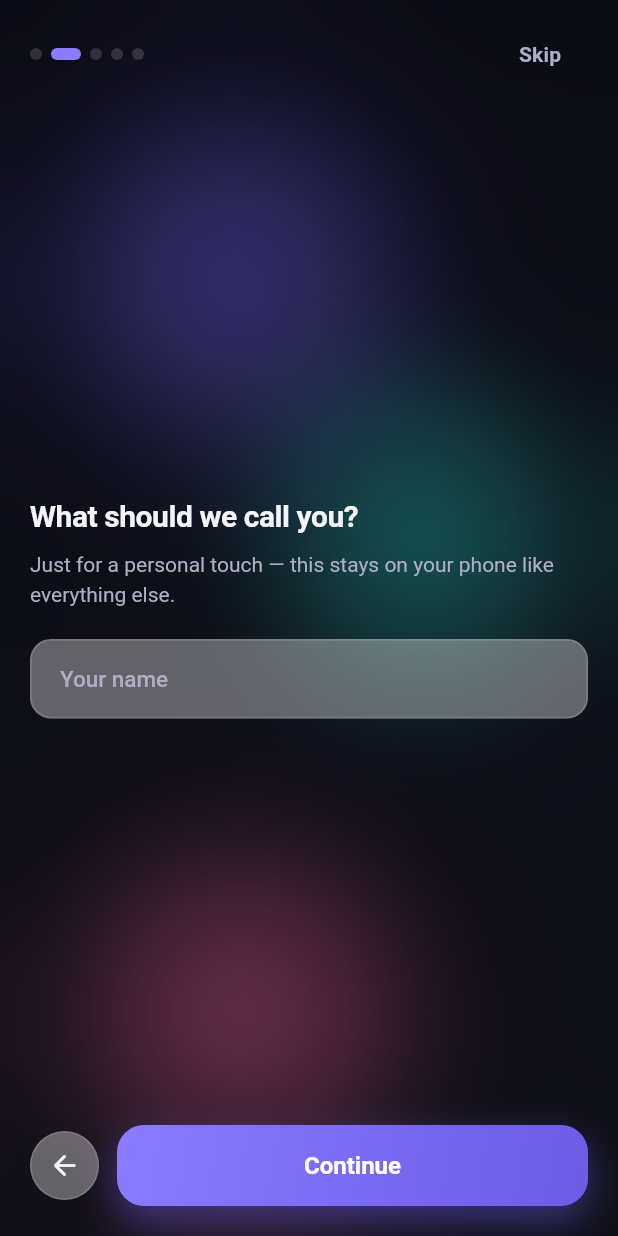
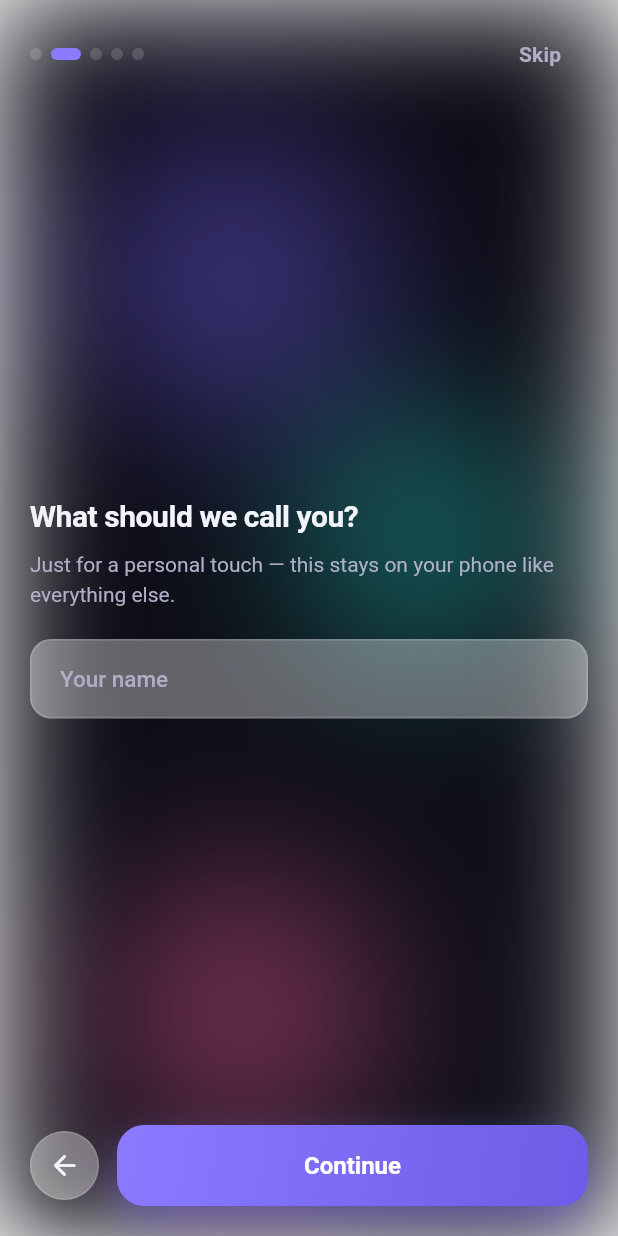
Before and after one commit to syedfarhan-596/Portfolio, a Flutter app: the screen it shows after launch, swiped to page 2, on a phone screen of 412 x 824 dp. Run offline on Flutter 3.47's test engine with Material 3 defaults, Android fonts, the phone set to English and light mode, and no system bars; our stand-ins replace csv, file_picker, flutter_contacts, flutter_local_notifications, flutter_riverpod, local_auth and 4 more; missing offline and left inert: another_telephony; accounts and stored records are empty.

Commit message:
Fix glass-effect ghosting: replace BackdropFilter with ImageFiltered
The app-wide shared blur layer used BackdropFilter, which samples the live
compositor scene behind it every frame — correct for blurring something
dynamic, but this background is 100% static. On-device screenshots showed
bottom-nav icons and other UI ghosting onto unrelated scrolled list rows,
matching a known class of Flutter engine bugs where BackdropFilter leaks
stale frames when scrolling content sits above it (notably on Impeller).

Switched to ImageFiltered, which blurs only its own subtree's rendered
pixels rather than sampling the backdrop, so it has nothing to leak from
elsewhere on screen — and since that subtree never changes, Flutter can
cache the blurred result instead of recomputing it every frame, which is
also strictly cheaper than the BackdropFilter it replaces.

Co-Authored-By: Claude Sonnet 5 <noreply@anthropic.com>
Claude-Session: https://claude.ai/code/session_01GXPjKUEj1eM6XiCTrLLKae

```diff
--- a/farhans-wallet-flutter/lib/core/app_info.dart
+++ b/farhans-wallet-flutter/lib/core/app_info.dart
@@ -2,4 +2,4 @@
 /// can show what's actually installed — useful for confirming a build is the
 /// one you think it is, since Android will silently keep an old APK around
 /// if a signature/install issue ever stops an update from landing.
-const String appVersionLabel = 'Pocket Flow v1.11.0 (13)';
+const String appVersionLabel = 'Pocket Flow v1.11.1 (14)';
--- a/farhans-wallet-flutter/lib/core/widgets/app_background.dart
+++ b/farhans-wallet-flutter/lib/core/widgets/app_background.dart
@@ -5,11 +5,24 @@ import '../theme/tokens.dart';
 /// Ambient gradient backdrop with softly coloured blobs, pre-blurred once
 /// behind the whole app. Everything "glassy" in the app (cards, sheets, the
 /// nav bar) is just a translucent fill sitting on top of this — none of
-/// them run their own BackdropFilter. A single blur paid once here, versus
-/// one per card, is what makes the frosted look affordable: the old design
-/// ran a BackdropFilter per card (and the background animated forever on
-/// top of that), which is what was costing real frames on lower-end
-/// devices. Static (no perpetual animation) for the same reason.
+/// them run their own blur. A single blur paid once here, versus one per
+/// card, is what makes the frosted look affordable: the old design ran a
+/// BackdropFilter per card (and the background animated forever on top of
+/// that), which is what was costing real frames on lower-end devices.
+/// Static (no perpetual animation) for the same reason.
+///
+/// Deliberately blurred with [ImageFiltered], not [BackdropFilter]:
+/// BackdropFilter blurs by sampling the live compositor scene behind it
+/// every frame, which is meant for blurring something dynamic (e.g. content
+/// scrolling behind a frosted pane). Since this background never changes,
+/// that sampling is both wasted work and — on some renderers (Impeller in
+/// particular) — prone to leaking stale frames from elsewhere on screen
+/// into the blur when scrolling content sits above it, which showed up as
+/// ghosted nav-bar icons bleeding onto list rows. ImageFiltered blurs only
+/// its own subtree's already-rendered pixels, so it has nothing to sample
+/// from the rest of the screen and can't ghost like that, and — since that
+/// subtree is static — Flutter can cache the blurred result instead of
+/// recomputing it every frame.
 class AppBackground extends StatelessWidget {
   final Widget child;
   const AppBackground({super.key, required this.child});
@@ -18,6 +31,13 @@ class AppBackground extends StatelessWidget {
   Widget build(BuildContext context) {
     final t = context.tokens;
     return Stack(
+      children: [
+        Positioned.fill(
+          child: IgnorePointer(
+            child: RepaintBoundary(
+              child: ImageFiltered(
+                imageFilter: ImageFilter.blur(sigmaX: 40, sigmaY: 40),
+                child: Stack(
                   children: [
                     Positioned.fill(
                       child: DecoratedBox(
@@ -31,7 +51,6 @@ class AppBackground extends StatelessWidget {
                       ),
                     ),
                     Positioned.fill(
-          child: IgnorePointer(
                       child: Stack(
                         children: [
                           _blob(t.blobA, 320, const Alignment(-1.1, -0.9)),
@@ -40,12 +59,9 @@ class AppBackground extends StatelessWidget {
                         ],
                       ),
                     ),
+                  ],
                 ),
-        Positioned.fill(
-          child: ClipRect(
-            child: BackdropFilter(
-              filter: ImageFilter.blur(sigmaX: 40, sigmaY: 40),
-              child: const SizedBox.expand(),
+              ),
             ),
           ),
         ),
--- a/farhans-wallet-flutter/pubspec.yaml
+++ b/farhans-wallet-flutter/pubspec.yaml
@@ -1,7 +1,7 @@
 name: farhans_wallet
 description: "Farhan's Wallet — premium offline expense, lending & investment tracker."
 publish_to: 'none'
-version: 1.11.0+13
+version: 1.11.1+14
 
 environment:
   sdk: ^3.5.0
```
Lines whose indentation alone changed are shown as unchanged.
